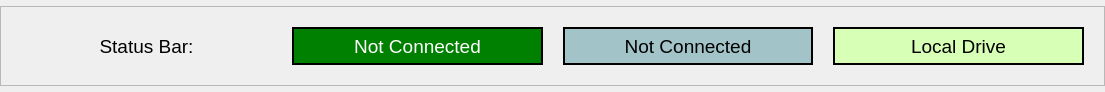
Qt form src/resources/status-bar.ui (open-AIMS/reefscan_desktop_data_manager) before a commit.
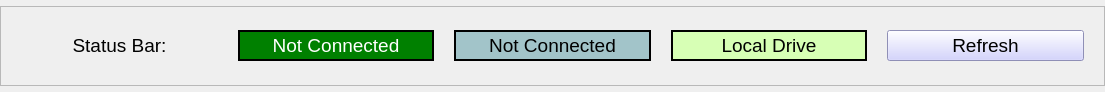
The same form after that commit.

```diff
--- a/src/resources/status-bar.ui
+++ b/src/resources/status-bar.ui
@@ -144,6 +144,22 @@
         </property>
        </widget>
       </item>
+      <item row="0" column="4">
+       <widget class="QPushButton" name="refreshButton">
+        <property name="font">
+         <font>
+          <pointsize>14</pointsize>
+         </font>
+        </property>
+        <property name="styleSheet">
+         <string notr="true">background-color: rgb(200, 200, 255);
+</string>
+        </property>
+        <property name="text">
+         <string>Refresh</string>
+        </property>
+       </widget>
+      </item>
      </layout>
     </widget>
    </item>
```
Left out of the diff: 38 changed lines with no effect on the pictures.
